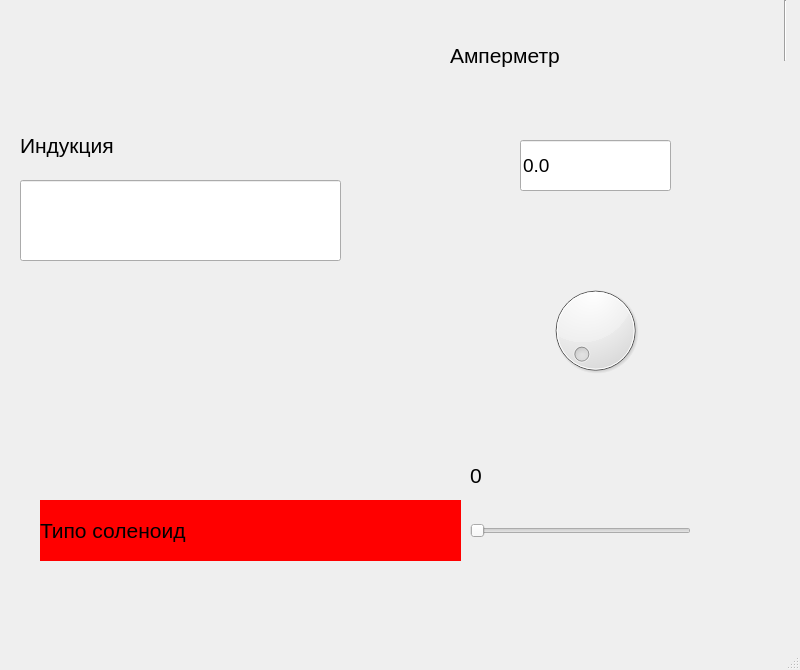
Qt form laba14.ui (doktorfish0078/SimulationOfLaboratoryWork) before a commit.
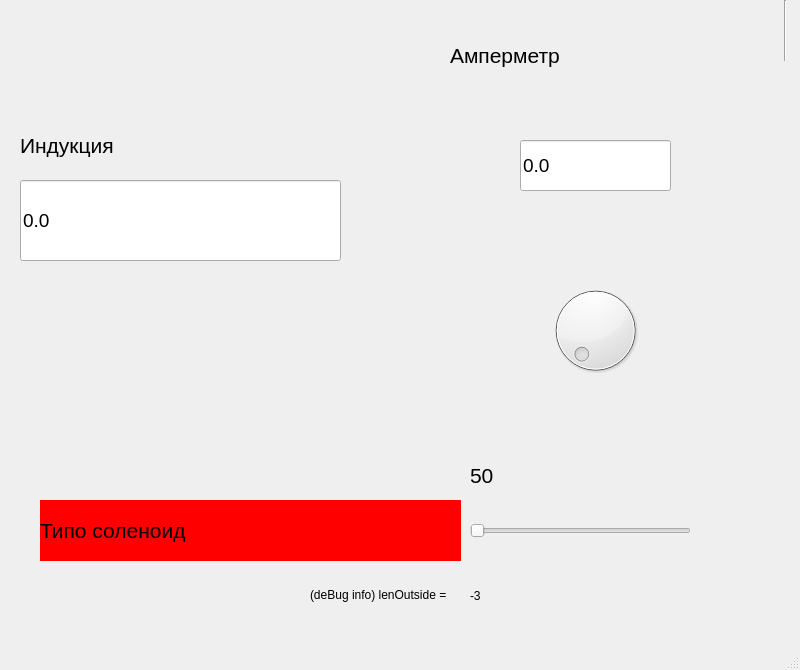
The same form after that commit. Icons and pictures are not drawn.

The edit to the form file:
```diff
--- a/laba14.ui
+++ b/laba14.ui
@@ -63,6 +63,9 @@
       <pointsize>14</pointsize>
      </font>
     </property>
+    <property name="text">
+     <string>0.0</string>
+    </property>
    </widget>
    <widget class="QDial" name="amperDial">
     <property name="geometry">
@@ -192,7 +195,38 @@
      </font>
     </property>
     <property name="text">
-     <string>0</string>
+     <string>50</string>
+    </property>
+   </widget>
+   <widget class="QLabel" name="shtokRealValue">
+    <property name="geometry">
+     <rect>
+      <x>470</x>
+      <y>580</y>
+      <width>41</width>
+      <height>31</height>
+     </rect>
+    </property>
+    <property name="font">
+     <font>
+      <pointsize>9</pointsize>
+     </font>
+    </property>
+    <property name="text">
+     <string>-3</string>
+    </property>
+   </widget>
+   <widget class="QLabel" name="info">
+    <property name="geometry">
+     <rect>
+      <x>310</x>
+      <y>579</y>
+      <width>151</width>
+      <height>31</height>
+     </rect>
+    </property>
+    <property name="text">
+     <string>(deBug info) lenOutside = </string>
     </property>
    </widget>
    <zorder>label_13</zorder>
```
Left out of the diff: 7 changed lines with no effect on the pictures.
